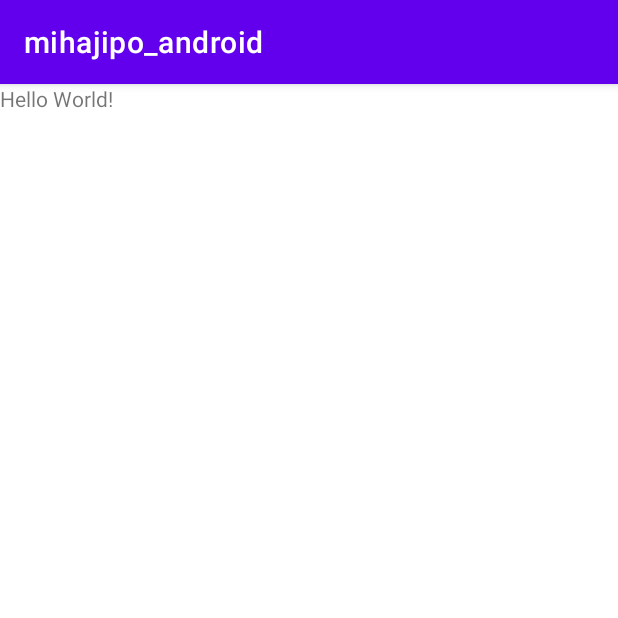
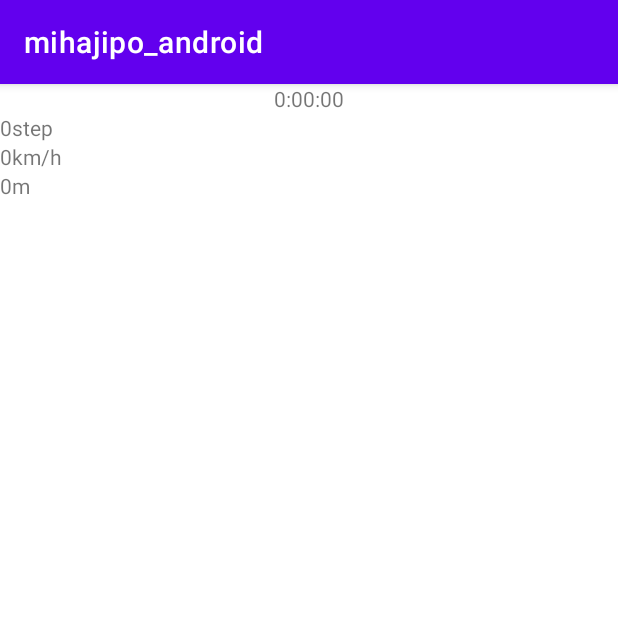
Before and after one commit to diesel141/mihajipo_android, an Android app: the screen it shows after launch (MihajipoActivity), on a phone screen of 412 x 824 dp, the top half of it. Run offline under Robolectric (Android 15) with nearby library versions, the light colour scheme and no system bars.

Commit message:
MVPモデル構築

```diff
--- /dev/null
+++ b/app/src/main/java/jp/co/mihajipo/model/MIhajipoContract.kt
@@ -0,0 +1,75 @@
+package jp.co.mihajipo.model
+
+import org.jetbrains.annotations.NotNull
+
+interface MIhajipoContract {
+
+    interface View {
+        fun initView()
+
+        /**
+         * 時間更新
+         * @param time 時間
+         */
+        @NotNull
+        fun updateTimer(time: String)
+
+        /**
+         * 歩数更新
+         * @param steps 歩数
+         */
+        @NotNull
+        fun updateSteps(steps: String)
+
+        /**
+         * 時速更新
+         * @param speed 時速
+         */
+        @NotNull
+        fun updateSpeed(speed: String)
+
+        /**
+         * 距離更新
+         * @param distance 距離
+         */
+        @NotNull
+        fun updateDistance(distance: String)
+    }
+
+    interface Presenter {
+        /** 1秒更新処理 */
+        fun updatePerSecond()
+
+        /** 30秒更新処理 */
+        fun updatePerThirtySecond()
+
+        /** 要求ごと更新処理 */
+        fun updateForNeed()
+    }
+
+    interface Model {
+        /**
+         * 時間を返却
+         * @return 時間
+         */
+        fun getTimes(): String
+
+        /**
+         * 歩数を返却
+         * @return 歩数
+         */
+        fun getSteps(): String
+
+        /**
+         * 時速を返却
+         * @return 時速
+         */
+        fun getSpeed(): String
+
+        /**
+         * 距離を返却
+         * @return 距離
+         */
+        fun getDistance(): String
+    }
+}
--- a/app/src/main/java/jp/co/mihajipo/model/MihajipoModel.kt
+++ b/app/src/main/java/jp/co/mihajipo/model/MihajipoModel.kt
@@ -1 +1,27 @@
 package jp.co.mihajipo.model
+
+/**
+ * MihajipoのModel
+ */
+class MihajipoModel : MIhajipoContract.Model {
+
+    override fun getTimes(): String {
+        // TODO Utilityから経過時間を取得
+        return ""
+    }
+
+    override fun getSteps(): String {
+        // TODO Utilityから歩数を取得
+        return ""
+    }
+
+    override fun getSpeed(): String {
+        // TODO Utilityから時速を取得
+        return ""
+    }
+
+    override fun getDistance(): String {
+        // TODO Utilityから距離を取得
+        return ""
+    }
+}
--- /dev/null
+++ b/app/src/main/java/jp/co/mihajipo/presenter/MihajipoPresenter.kt
@@ -0,0 +1,31 @@
+package jp.co.mihajipo.presenter
+
+import jp.co.mihajipo.model.MIhajipoContract
+import jp.co.mihajipo.model.MihajipoModel
+
+/**
+ * MIhajipoのPresenter
+ */
+open class MihajipoPresenter(_view: MIhajipoContract.View) : MIhajipoContract.Presenter {
+
+    private var view: MIhajipoContract.View = _view
+    private var model: MIhajipoContract.Model = MihajipoModel()
+
+    init {
+        view.initView()
+    }
+
+    override fun updatePerSecond() {
+        view.updateTimer(model.getTimes())
+    }
+
+    override fun updatePerThirtySecond() {
+        view.updateTimer(model.getTimes())
+        view.updateSpeed(model.getSpeed())
+        view.updateDistance(model.getDistance())
+    }
+
+    override fun updateForNeed() {
+        view.updateSteps(model.getSteps())
+    }
+}
--- a/app/src/main/java/jp/co/mihajipo/view/MihajipoActivity.kt
+++ b/app/src/main/java/jp/co/mihajipo/view/MihajipoActivity.kt
@@ -3,17 +3,42 @@ package jp.co.mihajipo.view
 import android.os.Bundle
 import androidx.appcompat.app.AppCompatActivity
 import jp.co.mihajipo.databinding.ActivityMihajipoBinding
+import jp.co.mihajipo.model.MIhajipoContract
+import jp.co.mihajipo.presenter.MihajipoPresenter
 
 /**
  * mihajipoのメインクラス
  */
-class MihajipoActivity : AppCompatActivity() {
+class MihajipoActivity : AppCompatActivity(), MIhajipoContract.View {
 
     private lateinit var binding: ActivityMihajipoBinding
+    private var presenter: MihajipoPresenter? = null
 
     override fun onCreate(savedInstanceState: Bundle?) {
         super.onCreate(savedInstanceState)
         binding = ActivityMihajipoBinding.inflate(layoutInflater)
         setContentView(binding.root)
+
+        presenter = MihajipoPresenter(this)
+    }
+
+    override fun initView() {
+        // TODO 開始・一時停止・停止ボタンの切り替えとか制御とか
+    }
+
+    override fun updateTimer(time: String) {
+        binding.times.text = time
+    }
+
+    override fun updateSteps(steps: String) {
+        binding.steps.text = steps
+    }
+
+    override fun updateSpeed(speed: String) {
+        binding.speed.text = speed
+    }
+
+    override fun updateDistance(distance: String) {
+        binding.distance.text = distance
     }
 }
--- a/app/src/main/res/layout/activity_mihajipo.xml
+++ b/app/src/main/res/layout/activity_mihajipo.xml
@@ -1,18 +1,71 @@
 <?xml version="1.0" encoding="utf-8"?>
 <LinearLayout xmlns:android="http://schemas.android.com/apk/res/android"
-    xmlns:app="http://schemas.android.com/apk/res-auto"
     xmlns:tools="http://schemas.android.com/tools"
     android:layout_width="match_parent"
     android:layout_height="match_parent"
+    android:gravity="center_horizontal"
+    android:orientation="vertical"
     tools:context=".view.MihajipoActivity">
 
+    <!-- 時間 -->
     <TextView
+        android:id="@+id/times"
         android:layout_width="wrap_content"
         android:layout_height="wrap_content"
-        android:text="Hello World!"
-        app:layout_constraintBottom_toBottomOf="parent"
-        app:layout_constraintLeft_toLeftOf="parent"
-        app:layout_constraintRight_toRightOf="parent"
-        app:layout_constraintTop_toTopOf="parent" />
+        android:text="0:00:00" />
+
+    <!-- 歩数 -->
+    <LinearLayout
+        android:layout_width="match_parent"
+        android:layout_height="wrap_content"
+        android:orientation="horizontal">
+
+        <TextView
+            android:id="@+id/steps"
+            android:layout_width="wrap_content"
+            android:layout_height="wrap_content"
+            android:text="0" />
+
+        <TextView
+            android:layout_width="wrap_content"
+            android:layout_height="wrap_content"
+            android:text="step" />
+    </LinearLayout>
+
+    <!-- 時速 -->
+    <LinearLayout
+        android:layout_width="match_parent"
+        android:layout_height="wrap_content"
+        android:orientation="horizontal">
+
+        <TextView
+            android:id="@+id/speed"
+            android:layout_width="wrap_content"
+            android:layout_height="wrap_content"
+            android:text="0" />
+
+        <TextView
+            android:layout_width="wrap_content"
+            android:layout_height="wrap_content"
+            android:text="km/h" />
+    </LinearLayout>
+
+    <!-- 距離 -->
+    <LinearLayout
+        android:layout_width="match_parent"
+        android:layout_height="wrap_content"
+        android:orientation="horizontal">
+
+        <TextView
+            android:id="@+id/distance"
+            android:layout_width="wrap_content"
+            android:layout_height="wrap_content"
+            android:text="0" />
+
+        <TextView
+            android:layout_width="wrap_content"
+            android:layout_height="wrap_content"
+            android:text="m" />
+    </LinearLayout>
 
 </LinearLayout>
```
